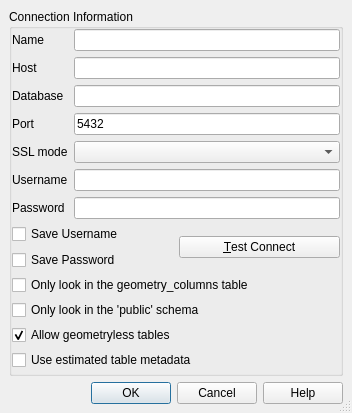
Old version of the form qgis/src/ui/qgspgnewconnectionbase.ui in the repository sourcepole/qgis.
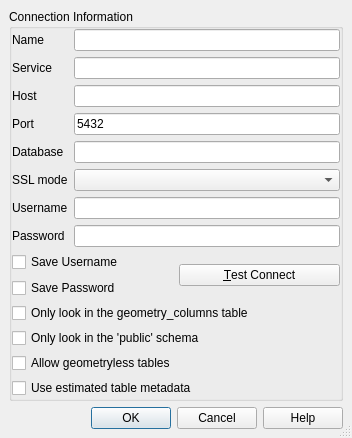
New version of the form.

What changed in the file:
```diff
--- a/qgis/src/ui/qgspgnewconnectionbase.ui
+++ b/qgis/src/ui/qgspgnewconnectionbase.ui
@@ -7,7 +7,7 @@
     <x>0</x>
     <y>0</y>
     <width>352</width>
-    <height>413</height>
+    <height>428</height>
    </rect>
   </property>
   <property name="sizePolicy">
@@ -70,6 +70,16 @@
             </property>
            </widget>
           </item>
+          <item>
+           <widget class="QLabel" name="label">
+            <property name="text">
+             <string>Service</string>
+            </property>
+            <property name="buddy">
+             <cstring>txtService</cstring>
+            </property>
+           </widget>
+          </item>
           <item>
            <widget class="QLabel" name="TextLabel1">
             <property name="text">
@@ -80,16 +90,6 @@
             </property>
            </widget>
           </item>
-          <item>
-           <widget class="QLabel" name="TextLabel2">
-            <property name="text">
-             <string>Database</string>
-            </property>
-            <property name="buddy">
-             <cstring>txtDatabase</cstring>
-            </property>
-           </widget>
-          </item>
           <item>
            <widget class="QLabel" name="TextLabel2_2">
             <property name="text">
@@ -100,11 +100,24 @@
             </property>
            </widget>
           </item>
+          <item>
+           <widget class="QLabel" name="TextLabel2">
+            <property name="text">
+             <string>Database</string>
+            </property>
+            <property name="buddy">
+             <cstring>txtDatabase</cstring>
+            </property>
+           </widget>
+          </item>
           <item>
            <widget class="QLabel" name="TextLabel3_3">
             <property name="text">
              <string>SSL mode</string>
             </property>
+            <property name="buddy">
+             <cstring>cbxSSLmode</cstring>
+            </property>
            </widget>
           </item>
           <item>
@@ -144,12 +157,12 @@
             </property>
            </widget>
           </item>
+          <item>
+           <widget class="QLineEdit" name="txtService"/>
+          </item>
           <item>
            <widget class="QLineEdit" name="txtHost"/>
           </item>
-          <item>
-           <widget class="QLineEdit" name="txtDatabase"/>
-          </item>
           <item>
            <widget class="QLineEdit" name="txtPort">
             <property name="text">
@@ -157,6 +170,9 @@
             </property>
            </widget>
           </item>
+          <item>
+           <widget class="QLineEdit" name="txtDatabase"/>
+          </item>
           <item>
            <widget class="QComboBox" name="cbxSSLmode"/>
           </item>
@@ -255,7 +271,7 @@
          <string>Allow geometryless tables</string>
         </property>
         <property name="checked">
-         <bool>true</bool>
+         <bool>false</bool>
         </property>
        </widget>
       </item>
```
Left out of the diff: 6 changed lines with no effect on the pictures.
